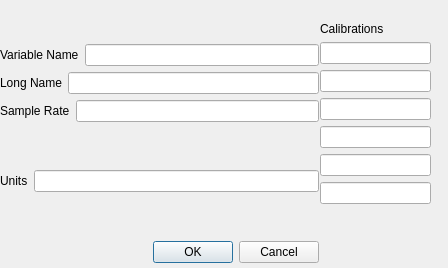
Old version of the form src/nidas/apps/config/VariableComboDialog.ui in the repository NCAR/nidas.
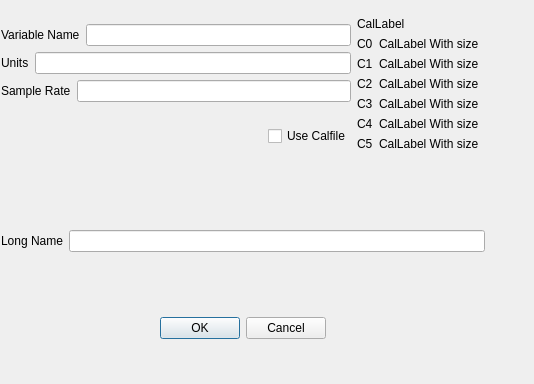
New version of the form.

Commit message: Handle non-analog variable calibration files.

Patch:
```diff
--- a/src/nidas/apps/config/VariableComboDialog.ui
+++ b/src/nidas/apps/config/VariableComboDialog.ui
@@ -6,8 +6,8 @@
    <rect>
     <x>0</x>
     <y>0</y>
-    <width>448</width>
-    <height>268</height>
+    <width>534</width>
+    <height>384</height>
    </rect>
   </property>
   <property name="sizePolicy">
@@ -19,78 +19,19 @@
   <property name="windowTitle">
    <string>Edit  Variable</string>
   </property>
-  <widget class="QWidget" name="layoutWidget">
+  <widget class="QWidget" name="">
    <property name="geometry">
     <rect>
-     <x>320</x>
-     <y>0</y>
-     <width>111</width>
-     <height>252</height>
+     <x>1</x>
+     <y>4</y>
+     <width>484</width>
+     <height>335</height>
     </rect>
    </property>
-   <layout class="QVBoxLayout" name="verticalLayout_2">
+   <layout class="QVBoxLayout" name="verticalLayout_3">
     <item>
-     <spacer name="verticalSpacer_4">
-      <property name="orientation">
-       <enum>Qt::Vertical</enum>
-      </property>
-      <property name="sizeHint" stdset="0">
-       <size>
-        <width>20</width>
-        <height>13</height>
-       </size>
-      </property>
-     </spacer>
-    </item>
+     <layout class="QHBoxLayout" name="horizontalLayout_4">
     <item>
-     <widget class="QLabel" name="CalibrationLabel">
-      <property name="text">
-       <string>Calibrations</string>
-      </property>
-     </widget>
-    </item>
-    <item>
-     <widget class="QLineEdit" name="Calib1Text"/>
-    </item>
-    <item>
-     <widget class="QLineEdit" name="Calib2Text"/>
-    </item>
-    <item>
-     <widget class="QLineEdit" name="Calib3Text"/>
-    </item>
-    <item>
-     <widget class="QLineEdit" name="Calib4Text"/>
-    </item>
-    <item>
-     <widget class="QLineEdit" name="Calib5Text"/>
-    </item>
-    <item>
-     <widget class="QLineEdit" name="Calib6Text"/>
-    </item>
-    <item>
-     <spacer name="verticalSpacer">
-      <property name="orientation">
-       <enum>Qt::Vertical</enum>
-      </property>
-      <property name="sizeHint" stdset="0">
-       <size>
-        <width>17</width>
-        <height>48</height>
-       </size>
-      </property>
-     </spacer>
-    </item>
-   </layout>
-  </widget>
-  <widget class="QWidget" name="layoutWidget">
-   <property name="geometry">
-    <rect>
-     <x>0</x>
-     <y>1</y>
-     <width>319</width>
-     <height>262</height>
-    </rect>
-   </property>
    <layout class="QVBoxLayout" name="verticalLayout">
     <item>
      <spacer name="verticalSpacer_3">
@@ -127,16 +68,16 @@
      </layout>
     </item>
     <item>
-     <layout class="QHBoxLayout" name="LongNameLayout">
+         <layout class="QHBoxLayout" name="UnitsLayout">
       <item>
-       <widget class="QLabel" name="LongNameLabel">
+           <widget class="QLabel" name="UnitsLabel_2">
         <property name="text">
-         <string>Long Name</string>
+             <string>Units</string>
         </property>
        </widget>
       </item>
       <item>
-       <widget class="QLineEdit" name="LongNameText"/>
+           <widget class="QLineEdit" name="UnitsText"/>
       </item>
      </layout>
     </item>
@@ -168,16 +109,215 @@
      </spacer>
     </item>
     <item>
-     <layout class="QHBoxLayout" name="UnitsLayout">
+         <layout class="QHBoxLayout" name="horizontalLayout_2">
       <item>
-       <widget class="QLabel" name="UnitsLabel_2">
+           <spacer name="horizontalSpacer_3">
+            <property name="orientation">
+             <enum>Qt::Horizontal</enum>
+            </property>
+            <property name="sizeHint" stdset="0">
+             <size>
+              <width>168</width>
+              <height>20</height>
+             </size>
+            </property>
+           </spacer>
+          </item>
+          <item>
+           <widget class="QCheckBox" name="calFileCheckBox">
         <property name="text">
-         <string>Units</string>
+             <string>Use Calfile</string>
         </property>
        </widget>
       </item>
+         </layout>
+        </item>
       <item>
-       <widget class="QLineEdit" name="UnitsText"/>
+         <spacer name="verticalSpacer_7">
+          <property name="orientation">
+           <enum>Qt::Vertical</enum>
+          </property>
+          <property name="sizeHint" stdset="0">
+           <size>
+            <width>20</width>
+            <height>17</height>
+           </size>
+          </property>
+         </spacer>
+        </item>
+       </layout>
+      </item>
+      <item>
+       <layout class="QVBoxLayout" name="verticalLayout_2">
+        <item>
+         <spacer name="verticalSpacer_5">
+          <property name="orientation">
+           <enum>Qt::Vertical</enum>
+          </property>
+          <property name="sizeHint" stdset="0">
+           <size>
+            <width>20</width>
+            <height>13</height>
+           </size>
+          </property>
+         </spacer>
+        </item>
+        <item>
+         <widget class="QLabel" name="CalLabel">
+          <property name="text">
+           <string>CalLabel</string>
+          </property>
+         </widget>
+        </item>
+        <item>
+         <layout class="QHBoxLayout" name="Cal1Layout">
+          <item>
+           <widget class="QLabel" name="Cal1Label">
+            <property name="text">
+             <string>C0</string>
+            </property>
+           </widget>
+          </item>
+          <item>
+           <widget class="QLabel" name="Calib1Text">
+            <property name="text">
+             <string>CalLabel With size  </string>
+            </property>
+           </widget>
+          </item>
+         </layout>
+        </item>
+        <item>
+         <layout class="QHBoxLayout" name="Cal2Layout">
+          <item>
+           <widget class="QLabel" name="Cal2Label">
+            <property name="text">
+             <string>C1</string>
+            </property>
+           </widget>
+          </item>
+          <item>
+           <widget class="QLabel" name="Calib2Text">
+            <property name="text">
+             <string>CalLabel With size  </string>
+            </property>
+           </widget>
+          </item>
+         </layout>
+        </item>
+        <item>
+         <layout class="QHBoxLayout" name="Cal3Layout">
+          <item>
+           <widget class="QLabel" name="Cal3Label">
+            <property name="text">
+             <string>C2</string>
+            </property>
+           </widget>
+          </item>
+          <item>
+           <widget class="QLabel" name="Calib3Text">
+            <property name="text">
+             <string>CalLabel With size  </string>
+            </property>
+           </widget>
+          </item>
+         </layout>
+        </item>
+        <item>
+         <layout class="QHBoxLayout" name="Cal4Layout">
+          <item>
+           <widget class="QLabel" name="Cal4Label">
+            <property name="text">
+             <string>C3</string>
+            </property>
+           </widget>
+          </item>
+          <item>
+           <widget class="QLabel" name="Calib4Text">
+            <property name="text">
+             <string>CalLabel With size  </string>
+            </property>
+           </widget>
+          </item>
+         </layout>
+        </item>
+        <item>
+         <layout class="QHBoxLayout" name="Cal5Layout">
+          <item>
+           <widget class="QLabel" name="Cal5Label">
+            <property name="text">
+             <string>C4</string>
+            </property>
+           </widget>
+          </item>
+          <item>
+           <widget class="QLabel" name="Calib5Text">
+            <property name="text">
+             <string>CalLabel With size  </string>
+            </property>
+           </widget>
+          </item>
+         </layout>
+        </item>
+        <item>
+         <layout class="QHBoxLayout" name="Cal6Layout">
+          <item>
+           <widget class="QLabel" name="Cal6Label">
+            <property name="text">
+             <string>C5</string>
+            </property>
+           </widget>
+          </item>
+          <item>
+           <widget class="QLabel" name="Calib6Text">
+            <property name="text">
+             <string>CalLabel With size  </string>
+            </property>
+           </widget>
+          </item>
+         </layout>
+        </item>
+        <item>
+         <spacer name="verticalSpacer_6">
+          <property name="orientation">
+           <enum>Qt::Vertical</enum>
+          </property>
+          <property name="sizeHint" stdset="0">
+           <size>
+            <width>20</width>
+            <height>13</height>
+           </size>
+          </property>
+         </spacer>
+        </item>
+       </layout>
+      </item>
+     </layout>
+    </item>
+    <item>
+     <spacer name="verticalSpacer_4">
+      <property name="orientation">
+       <enum>Qt::Vertical</enum>
+      </property>
+      <property name="sizeHint" stdset="0">
+       <size>
+        <width>20</width>
+        <height>13</height>
+       </size>
+      </property>
+     </spacer>
+    </item>
+    <item>
+     <layout class="QHBoxLayout" name="LongNameLayout">
+      <item>
+       <widget class="QLabel" name="LongNameLabel">
+        <property name="text">
+         <string>Long Name</string>
+        </property>
+       </widget>
+      </item>
+      <item>
+       <widget class="QLineEdit" name="LongNameText"/>
       </item>
      </layout>
     </item>
@@ -195,6 +335,21 @@
      </spacer>
     </item>
     <item>
+     <layout class="QHBoxLayout" name="horizontalLayout_3">
+      <item>
+       <spacer name="horizontalSpacer_2">
+        <property name="orientation">
+         <enum>Qt::Horizontal</enum>
+        </property>
+        <property name="sizeHint" stdset="0">
+         <size>
+          <width>40</width>
+          <height>20</height>
+         </size>
+        </property>
+       </spacer>
+      </item>
+      <item>
      <widget class="QDialogButtonBox" name="buttonBox">
       <property name="orientation">
        <enum>Qt::Horizontal</enum>
@@ -204,6 +359,21 @@
       </property>
      </widget>
     </item>
+      <item>
+       <spacer name="horizontalSpacer">
+        <property name="orientation">
+         <enum>Qt::Horizontal</enum>
+        </property>
+        <property name="sizeHint" stdset="0">
+         <size>
+          <width>40</width>
+          <height>20</height>
+         </size>
+        </property>
+       </spacer>
+      </item>
+     </layout>
+    </item>
    </layout>
   </widget>
  </widget>
```
Left out of the diff: 6 changed lines with no effect on the pictures. Lines whose indentation alone changed are shown as unchanged. The commit also changes 9 other files.
